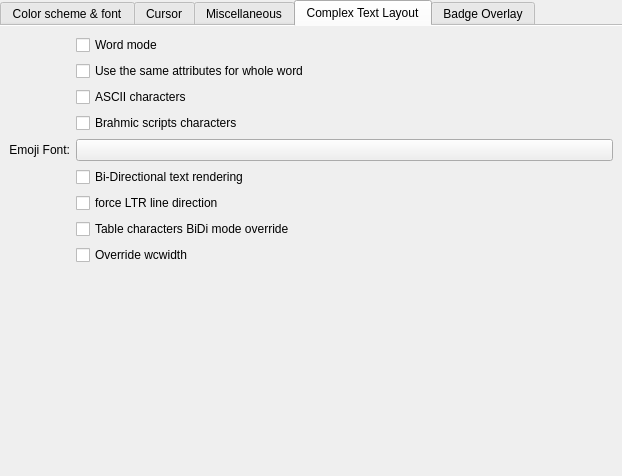
Before: the Qt Designer form src/widgets/EditProfileAppearancePage.ui in KDE/konsole, drawn with Qt 5.
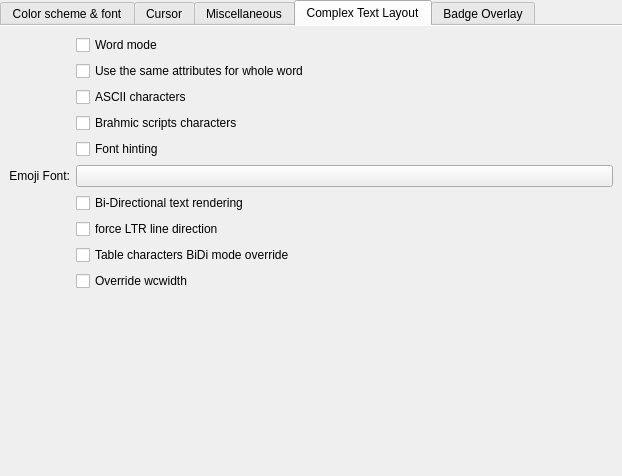
After: the same form once the commit is applied. The open tabs and pages were chosen to show the change. Custom widgets are drawn as their Qt base class.

Commit message: Fix(fonts): Gate full hinting with a new dedicated profile option

```diff
--- a/src/widgets/EditProfileAppearancePage.ui
+++ b/src/widgets/EditProfileAppearancePage.ui
@@ -939,6 +939,22 @@
          </property>
         </widget>
        </item>
+       <item row="40" column="1">
+        <widget class="QCheckBox" name="fontHinting">
+         <property name="sizePolicy">
+          <sizepolicy hsizetype="Preferred" vsizetype="Fixed">
+           <horstretch>0</horstretch>
+           <verstretch>0</verstretch>
+          </sizepolicy>
+         </property>
+         <property name="toolTip">
+          <string>Apply hinting to glyphs when rendering, which may improve the legibility of certain fonts with some displays</string>
+         </property>
+         <property name="text">
+          <string>Font hinting</string>
+         </property>
+        </widget>
+       </item>
        <item row="61" column="0">
         <widget class="QLabel" name="label_17">
          <property name="sizePolicy">
```
The commit also changes 5 other files.
